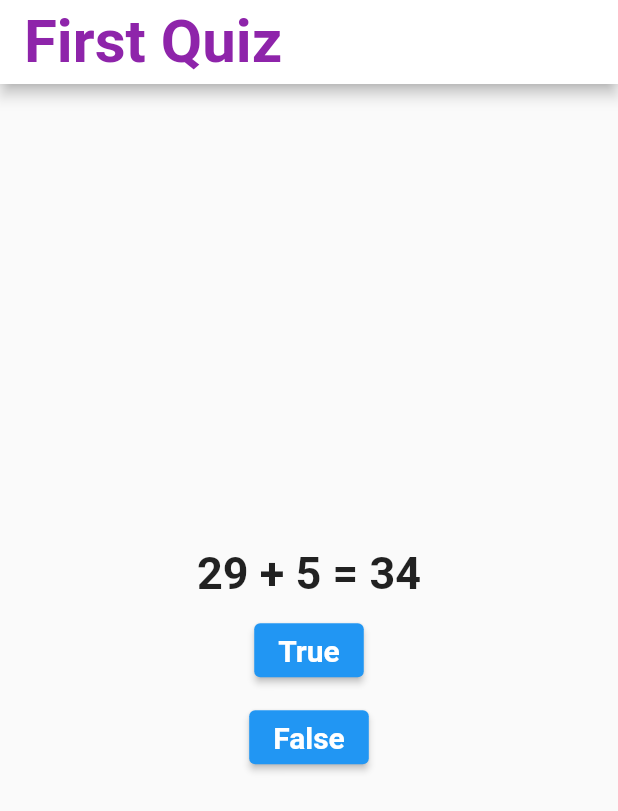
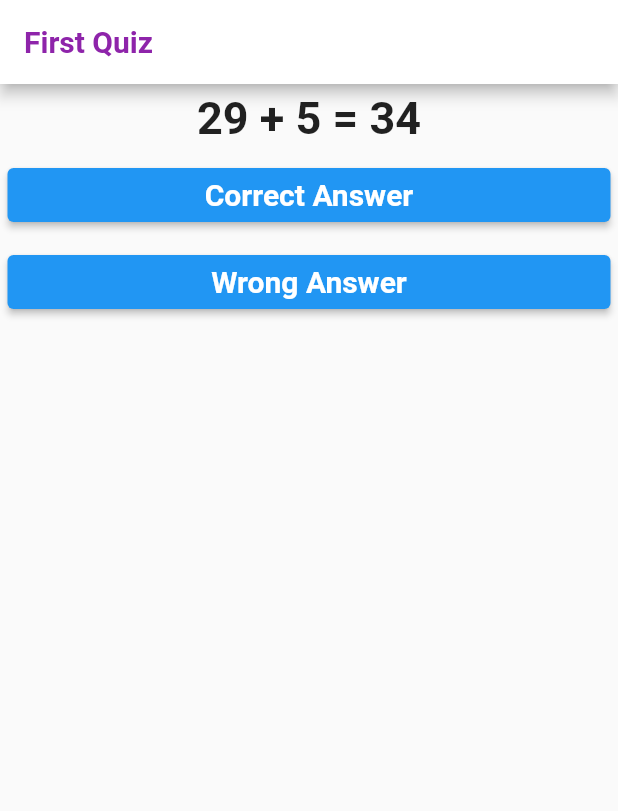
Before and after one commit to sanjibsinha/quiz_master, a Flutter app: the screen it shows after launch, on a phone screen of 412 x 824 dp. Shown: the top 811 px of the screen. Run offline on Flutter 3.47's test engine with Material 2 defaults, Android fonts, the phone set to English and light mode, and no system bars; our stand-ins replace google_fonts, rflutter_alert; Roboto replaces fonts that are missing (Lacquer, Laila, Lalezar).

```diff
--- a/lib/main.dart
+++ b/lib/main.dart
@@ -1,5 +1,6 @@
 import 'package:flutter/material.dart';
 import 'package:google_fonts/google_fonts.dart';
+import 'package:rflutter_alert/rflutter_alert.dart';
 
 void main() {
   runApp(const MyApp());
@@ -36,7 +37,7 @@ class _MyHomePageState extends State<MyHomePage> {
     '78 + 6 = 84',
   ];
 
-  int questionIndex = 0;
+  int index = 0;
 
   List<bool> answers = [
     true,
@@ -47,37 +48,17 @@ class _MyHomePageState extends State<MyHomePage> {
 
   List<Text> check = [];
 
-  void checkAnswer() {
-    if (questionIndex == 0) {
-      if (answers[questionIndex] == true) {
-        check.add(const Text('Correct'));
-      } else {
-        check.add(const Text('Wrong'));
-      }
+  void checkAnswer(bool userAnswered) {
+    bool correctAnswer = answers[index];
+    if (correctAnswer == userAnswered) {
+      check.add(const Text('Correct Answer'));
+    } else {
+      check.add(const Text('Wrong Answer'));
     }
-    if (questionIndex == 1) {
-      if (answers[questionIndex] == false) {
-        check.add(const Text('Correct'));
-      } else {
-        check.add(const Text('Wrong'));
-      }
-    }
-    if (questionIndex == 2) {
-      if (answers[questionIndex] == false) {
-        check.add(const Text('Correct'));
-      } else {
-        check.add(const Text('Wrong'));
-      }
-    }
-    if (questionIndex == 3) {
-      if (answers[questionIndex] == true) {
-        check.add(const Text('Correct'));
-      } else {
-        check.add(const Text('Wrong'));
-      }
-    }
-    if (questionIndex > 3) {
+    if (index == answers.length) {
       check.clear();
+      Alert(context: context, title: "RFLUTTER", desc: "Flutter is awesome.")
+          .show();
     }
   }
 
@@ -91,7 +72,7 @@ class _MyHomePageState extends State<MyHomePage> {
           style: GoogleFonts.lacquer(
             textStyle: TextStyle(
               color: Colors.purple.shade600,
-              fontSize: 40.0,
+              fontSize: 20.0,
               fontWeight: FontWeight.bold,
             ),
           ),
@@ -100,14 +81,13 @@ class _MyHomePageState extends State<MyHomePage> {
       body: SafeArea(
         top: true,
         child: Center(
-          child: Column(
-            mainAxisSize: MainAxisSize.min,
-            mainAxisAlignment: MainAxisAlignment.center,
+          child: ListView(
             children: <Widget>[
               Container(
                 margin: const EdgeInsets.fromLTRB(20.0, 5.0, 20.0, 5.0),
+                alignment: Alignment.center,
                 child: Text(
-                  questions[questionIndex],
+                  questions[index],
                   style: GoogleFonts.lalezar(
                     textStyle: const TextStyle(
                       fontSize: 30.0,
@@ -116,19 +96,15 @@ class _MyHomePageState extends State<MyHomePage> {
                   ),
                 ),
               ),
-              getButton('True'),
-              getButton('False'),
-              /* Text(
-                'data',
-                style: GoogleFonts.ledger(
-                  textStyle: const TextStyle(
-                    fontSize: 30.0,
-                    fontWeight: FontWeight.bold,
-                  ),
+              getButton('Correct Answer', true),
+              getButton('Wrong Answer', false),
+              Padding(
+                padding: const EdgeInsets.all(8.0),
+                child: Column(
+                  mainAxisSize: MainAxisSize.min,
+                  mainAxisAlignment: MainAxisAlignment.center,
+                  children: check,
                 ),
-              ), */
-              Row(
-                children: check,
               )
             ],
           ),
@@ -138,16 +114,17 @@ class _MyHomePageState extends State<MyHomePage> {
     );
   }
 
-  Container getButton(String answer) {
+  Container getButton(String answer, bool corerctOrWrong) {
     return Container(
       padding: const EdgeInsets.all(5.0),
       child: ElevatedButton(
         onPressed: () {
           setState(() {
-            questionIndex++;
-            checkAnswer();
-            if (questionIndex > 3) {
-              questionIndex = 0;
+            checkAnswer(corerctOrWrong);
+            index++;
+
+            if (index == questions.length) {
+              index = 0;
             }
           });
         },
--- a/pubspec.yaml
+++ b/pubspec.yaml
@@ -16,6 +16,7 @@ dependencies:
     sdk: flutter
 
   google_fonts: ^2.3.1
+  rflutter_alert: ^2.0.4
 
 
   # The following adds the Cupertino Icons font to your application.
```
Also changed, not shown: pubspec.lock.
